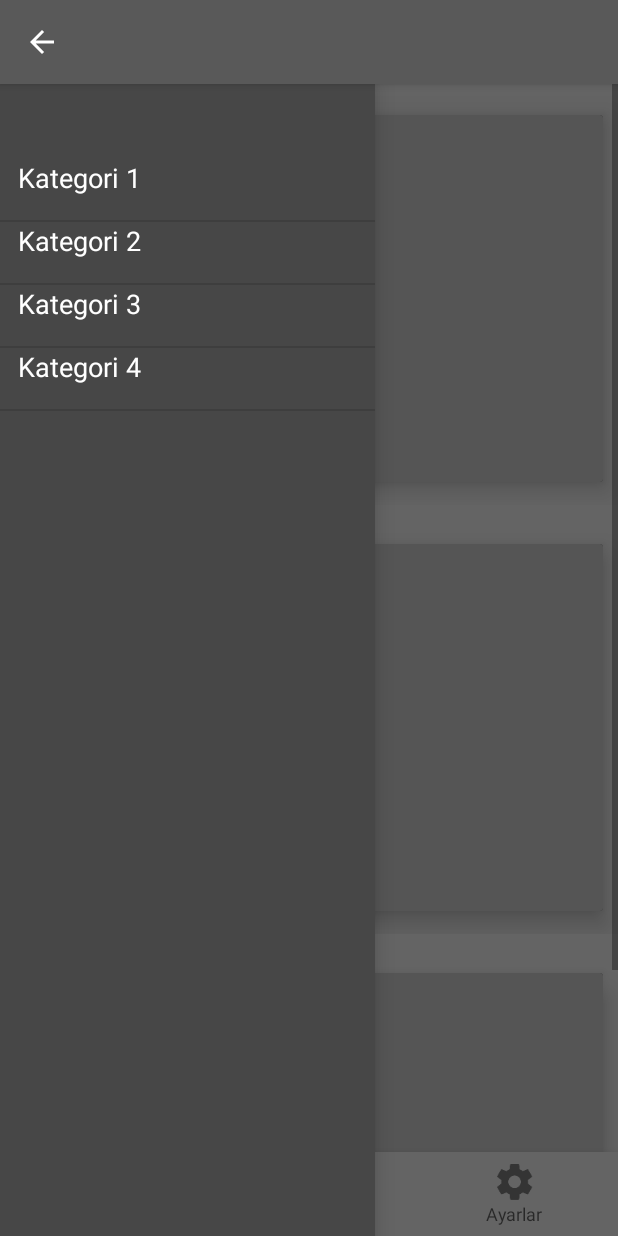
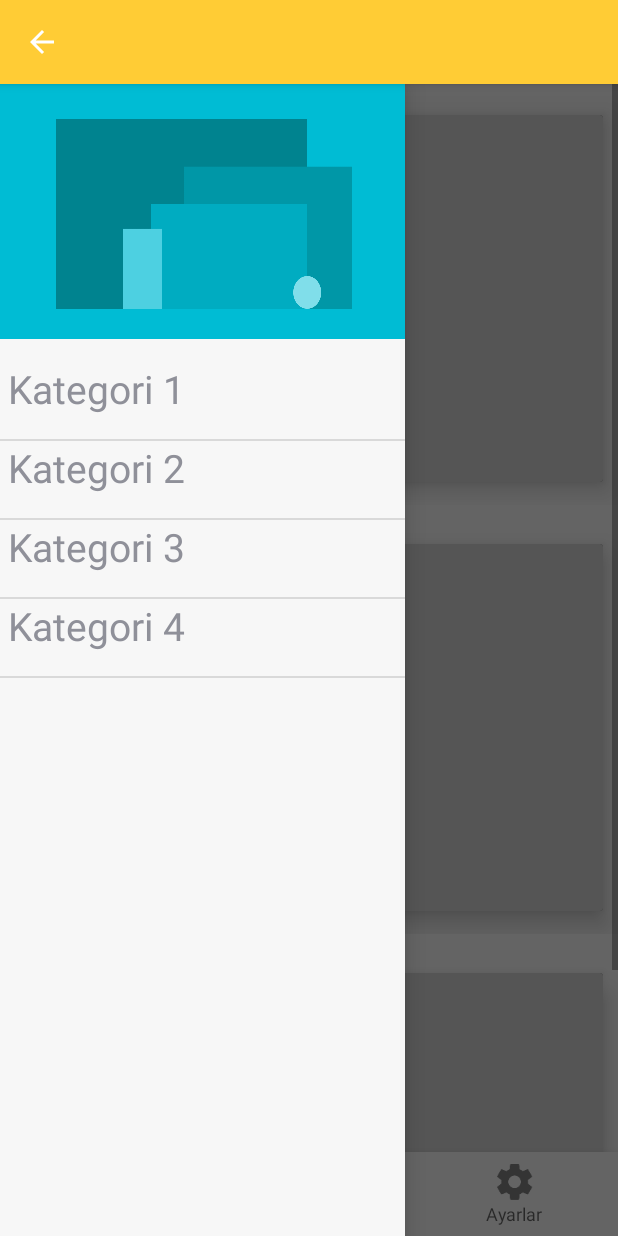
Before and after one commit to aeren108/degisim, an Android app: the screen it shows after launch (MainActivity), with the side drawer open, on a phone screen of 412 x 824 dp. Run offline under Robolectric (Android 15) with nearby library versions, the phone set to English and light mode, and no system bars; our stand-ins replace Firebase (no records; nobody signed in at launch, a user with empty details on screens opened directly), Picasso; 5 statements that could not run were skipped.

Commit message:
Updated design

```diff
--- a/src/main/java/dergi/degisim/MainActivity.java
+++ b/src/main/java/dergi/degisim/MainActivity.java
@@ -82,7 +82,7 @@ public class MainActivity extends AppCompatActivity {
             @Override
             public void onItemClick(AdapterView<?> adapterView, View view, int i, long l) {
 
-                drawer.closeDrawer(itemList);
+                drawer.closeDrawers();
             }
         });
 
--- a/src/main/java/dergi/degisim/OnScrollListener.java
+++ b/src/main/java/dergi/degisim/OnScrollListener.java
@@ -1,4 +1,6 @@
 package dergi.degisim;
+
+import android.support.v7.widget.RecyclerView;
 
 public interface OnScrollListener {
     void onScroll();
--- a/src/main/java/dergi/degisim/RecyclerAdapter.java
+++ b/src/main/java/dergi/degisim/RecyclerAdapter.java
@@ -46,7 +46,7 @@ public class RecyclerAdapter extends RecyclerView.Adapter<RecyclerAdapter.NewsVi
         into(newsViewHolder.img);
 
         if (position >= getItemCount() - 1) {
-            scrollListener.onScrollBottom(getItemCount() - 1);
+            scrollListener.onScrollBottom(getItemCount());
         }
     }
 
@@ -59,11 +59,9 @@ public class RecyclerAdapter extends RecyclerView.Adapter<RecyclerAdapter.NewsVi
         this.news = news;
     }
 
-    public void addNews(News n) {
+    /*public void addNews(News n) {
         news.add(n);
-    }
-
-
+    }*/
 
     class NewsViewHolder extends RecyclerView.ViewHolder implements View.OnClickListener {
         TextView title;
--- a/src/main/res/layout/activity_main.xml
+++ b/src/main/res/layout/activity_main.xml
@@ -2,21 +2,37 @@
     android:layout_width="match_parent"
     android:layout_height="match_parent"
     android:fitsSystemWindows="true"
-    xmlns:android="http://schemas.android.com/apk/res/android"
-    xmlns:app="http://schemas.android.com/apk/res-auto">
+    xmlns:android="http://schemas.android.com/apk/res/android">
 
     <include
         layout="@layout/content_main"
         android:layout_width="match_parent"
         android:layout_height="match_parent" />
 
-    <ListView
-        android:id="@+id/drawer_list"
-        android:layout_width="250dp"
+    <LinearLayout
+        android:layout_width="270dp"
         android:layout_height="match_parent"
-        android:paddingTop="50dp"
-        android:background="#474747"
-        android:layout_gravity="left">
-    </ListView>
+        android:orientation="vertical"
+        android:layout_gravity="left"
+        android:background="#f7f7f7">
+
+        <LinearLayout
+            android:id="@+id/drawer_linear"
+            android:layout_width="match_parent"
+            android:layout_height="170dp"
+            android:orientation="vertical"
+            android:background="@drawable/materialdesign_introduction">
+
+        </LinearLayout>
+
+        <ListView
+            android:id="@+id/drawer_list"
+            android:layout_width="match_parent"
+            android:layout_height="match_parent"
+            android:paddingTop="15dp"
+            android:choiceMode="singleChoice">
+        </ListView>
+
+    </LinearLayout>
 
 </android.support.v4.widget.DrawerLayout>
--- a/src/main/res/layout/drawer_list.xml
+++ b/src/main/res/layout/drawer_list.xml
@@ -7,10 +7,8 @@
         android:id="@+id/title"
         android:layout_width="wrap_content"
         android:layout_height="wrap_content"
-        android:textSize="18dp"
+        android:textSize="26dp"
         android:paddingBottom="16dp"
-        android:paddingLeft="12dp"
-        android:layout_gravity="center_vertical"
-        android:textColor="#FFFFFF"/>
+        android:paddingLeft="5dp" />
 
 </LinearLayout>
--- a/src/main/res/values/colors.xml
+++ b/src/main/res/values/colors.xml
@@ -1,6 +1,6 @@
 <?xml version="1.0" encoding="utf-8"?>
 <resources>
-    <color name="colorPrimary">#595959</color>
-    <color name="colorPrimaryDark">#454545</color>
-    <color name="colorAccent">#FF4081</color>
+    <color name="colorPrimary">#ffcc35</color>
+    <color name="colorPrimaryDark">#f9c11d</color>
+    <color name="colorAccent">#38c9ff</color>
 </resources>
```
Also changed, not shown: src/main/java/dergi/degisim/fragment/HomeFragment.java (+10 -7 lines), src/main/res/drawable/material_img.jpg (added), src/main/res/drawable/materialdesign_introduction.png (added).
